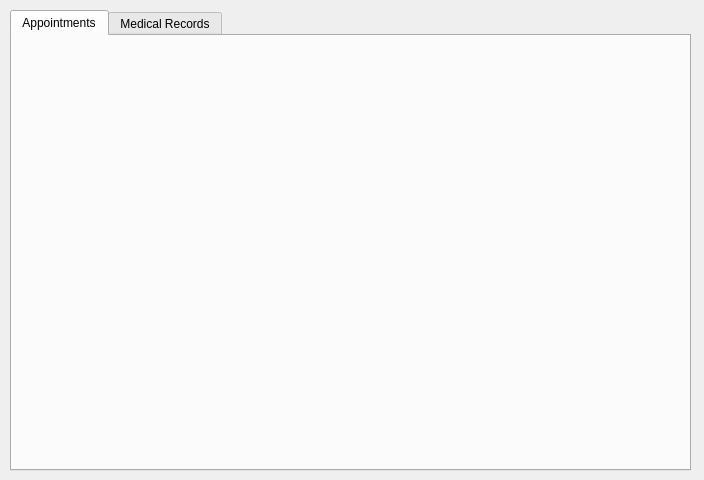
First picture: the form in doctorwindow.ui, repository Moaz-Allam-Flutter/Hospital_System, before the edit.
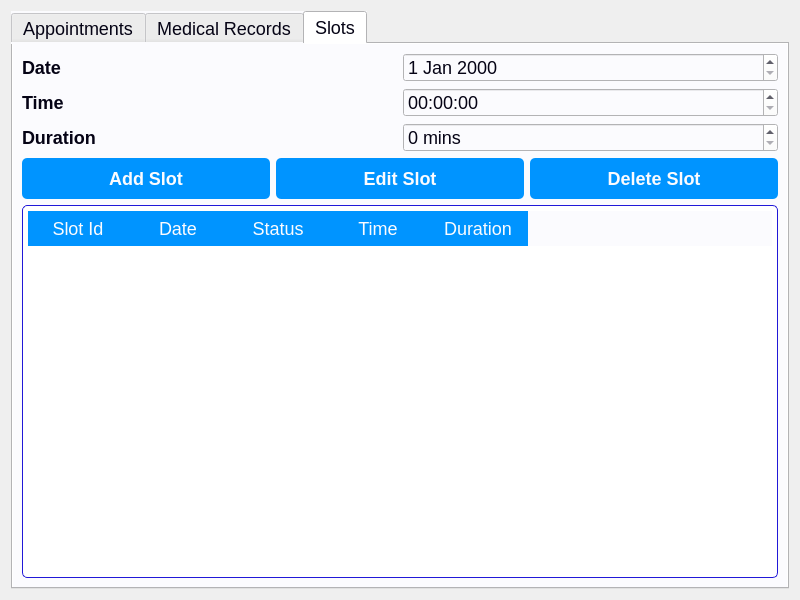
Second picture: the form after the edit. The open tabs and pages were chosen to show the change.

The edit to the form file:
```diff
--- a/doctorwindow.ui
+++ b/doctorwindow.ui
@@ -6,36 +6,332 @@
    <rect>
     <x>0</x>
     <y>0</y>
-    <width>704</width>
-    <height>480</height>
+    <width>800</width>
+    <height>600</height>
    </rect>
   </property>
   <property name="windowTitle">
    <string>Dialog</string>
   </property>
-  <widget class="QTabWidget" name="tabWidget">
-   <property name="geometry">
-    <rect>
-     <x>10</x>
-     <y>10</y>
-     <width>681</width>
-     <height>461</height>
-    </rect>
-   </property>
-   <property name="currentIndex">
-    <number>0</number>
-   </property>
-   <widget class="QWidget" name="tab">
-    <attribute name="title">
-     <string>Appointments</string>
-    </attribute>
-   </widget>
-   <widget class="QWidget" name="tab_2">
-    <attribute name="title">
-     <string>Medical Records</string>
-    </attribute>
-   </widget>
-  </widget>
+  <layout class="QVBoxLayout" name="verticalLayout">
+   <item>
+    <widget class="QTabWidget" name="tabWidget">
+     <property name="styleSheet">
+      <string notr="true">/* General Styles */
+QWidget {
+    background-color: #fbfbfe;
+    font-family: 'Segoe UI', Tahoma, Geneva, Verdana, sans-serif;
+    font-size: 18px;
+    color: #050315;
+}
+
+/* QLabel Styles */
+QLabel {
+    color: #050315;
+    font-size: 18px;
+    font-weight: bold;
+}
+
+/* QLineEdit Styles */
+QLineEdit {
+    background-color: #dedcff;
+    border: 1px solid #2118d8;
+    border-radius: 5px;
+    padding: 5px;
+    font-size: 18px;
+    color: #050315;
+}
+
+/* QTextEdit Styles */
+QTextEdit {
+    background-color: #dedcff;
+    border: 4px solid #2118d8;
+    border-radius: 5px;
+    padding: 5px;
+    font-size: 18px;
+    color: #050315;
+}
+
+/* QTableWidget Styles */
+QTableWidget {
+    background-color: #ffffff;
+    border: 1px solid #2118d8;
+    border-radius: 5px;
+    padding: 5px;
+    font-size: 18px;
+    color: #050315;
+    gridline-color: #2118d8;
+}
+
+QHeaderView::section {
+    background-color: #0094ff;
+    color: #fbfbfe;
+    padding: 5px;
+    border: none;
+}
+
+/* QPushButton Styles */
+QPushButton {
+    background-color: #0094ff;
+    color: #fbfbfe;
+    border: none;
+    border-radius: 5px;
+    padding: 10px 20px;
+    font-size: 18px;
+    font-weight: bold;
+}
+
+QPushButton:hover {
+    background-color: #433bff;
+}
+
+QPushButton:pressed {
+    background-color: #2118d8;
+    padding-left: 15px;
+    padding-top: 15px;
+}
+
+/* Specific Button Styles */
+QPushButton#addAppointmentButton,
+QPushButton#editAppointmentButton,
+QPushButton#deleteAppointmentButton,
+QPushButton#addRecordButton,
+QPushButton#editRecordButton,
+QPushButton#deleteRecordButton,
+QPushButton#addSlotButton,
+QPushButton#editSlotButton,
+QPushButton#deleteSlotButton {
+    background-color: #0094ff;
+    color: #fbfbfe;
+}
+
+QPushButton#addAppointmentButton:hover,
+QPushButton#editAppointmentButton:hover,
+QPushButton#deleteAppointmentButton:hover,
+QPushButton#addRecordButton:hover,
+QPushButton#editRecordButton:hover,
+QPushButton#deleteRecordButton:hover,
+QPushButton#addSlotButton:hover,
+QPushButton#editSlotButton:hover,
+QPushButton#deleteSlotButton:hover {
+    background-color: #433bff;
+}
+
+QPushButton#addAppointmentButton:pressed,
+QPushButton#editAppointmentButton:pressed,
+QPushButton#deleteAppointmentButton:pressed,
+QPushButton#addRecordButton:pressed,
+QPushButton#editRecordButton:pressed,
+QPushButton#deleteRecordButton:pressed,
+QPushButton#addSlotButton:pressed,
+QPushButton#editSlotButton:pressed,
+QPushButton#deleteSlotButton:pressed {
+    background-color: #2118d8;
+    padding-left: 15px;
+    padding-top: 15px;
+}
+</string>
+     </property>
+     <property name="currentIndex">
+      <number>0</number>
+     </property>
+     <widget class="QWidget" name="appointmentsTab">
+      <attribute name="title">
+       <string>Appointments</string>
+      </attribute>
+      <layout class="QVBoxLayout" name="verticalLayout_2">
+       <item>
+        <widget class="QTableWidget" name="tableWidget">
+         <property name="columnCount">
+          <number>3</number>
+         </property>
+         <column>
+          <property name="text">
+           <string>Slot Id</string>
+          </property>
+         </column>
+         <column>
+          <property name="text">
+           <string>Patient Name</string>
+          </property>
+         </column>
+         <column>
+          <property name="text">
+           <string>Contact Number</string>
+          </property>
+         </column>
+        </widget>
+       </item>
+       <item>
+        <layout class="QHBoxLayout" name="buttonsLayout">
+         <item>
+          <widget class="QPushButton" name="deleteAppointmentButton">
+           <property name="text">
+            <string>Cancel Appointment</string>
+           </property>
+          </widget>
+         </item>
+        </layout>
+       </item>
+      </layout>
+     </widget>
+     <widget class="QWidget" name="medicalRecordsTab">
+      <attribute name="title">
+       <string>Medical Records</string>
+      </attribute>
+      <layout class="QVBoxLayout" name="verticalLayout_3">
+       <item>
+        <widget class="QLineEdit" name="searchBar">
+         <property name="placeholderText">
+          <string>Search Patient</string>
+         </property>
+        </widget>
+       </item>
+       <item>
+        <widget class="QTableWidget" name="tableWidget_3">
+         <property name="columnCount">
+          <number>4</number>
+         </property>
+         <column>
+          <property name="text">
+           <string>Patient Name</string>
+          </property>
+         </column>
+         <column>
+          <property name="text">
+           <string>Medical History</string>
+          </property>
+         </column>
+         <column>
+          <property name="text">
+           <string>Current Medication</string>
+          </property>
+         </column>
+         <column>
+          <property name="text">
+           <string>Notes</string>
+          </property>
+         </column>
+        </widget>
+       </item>
+       <item>
+        <layout class="QHBoxLayout" name="buttonsLayout2"/>
+       </item>
+      </layout>
+     </widget>
+     <widget class="QWidget" name="slotsTab">
+      <attribute name="title">
+       <string>Slots</string>
+      </attribute>
+      <layout class="QVBoxLayout" name="verticalLayout_4">
+       <item>
+        <layout class="QHBoxLayout" name="slotDetailsLayout">
+         <item>
+          <widget class="QLabel" name="slotDateLabel">
+           <property name="text">
+            <string>Date</string>
+           </property>
+          </widget>
+         </item>
+         <item>
+          <widget class="QDateEdit" name="slotDateEdit"/>
+         </item>
+        </layout>
+       </item>
+       <item>
+        <layout class="QHBoxLayout" name="slotTimeLayout">
+         <item>
+          <widget class="QLabel" name="slotTimeLabel">
+           <property name="text">
+            <string>Time</string>
+           </property>
+          </widget>
+         </item>
+         <item>
+          <widget class="QTimeEdit" name="slotTimeEdit"/>
+         </item>
+        </layout>
+       </item>
+       <item>
+        <layout class="QHBoxLayout" name="slotDurationLayout">
+         <item>
+          <widget class="QLabel" name="slotDurationLabel">
+           <property name="text">
+            <string>Duration</string>
+           </property>
+          </widget>
+         </item>
+         <item>
+          <widget class="QSpinBox" name="slotDurationSpinBox">
+           <property name="suffix">
+            <string> mins</string>
+           </property>
+          </widget>
+         </item>
+        </layout>
+       </item>
+       <item>
+        <layout class="QHBoxLayout" name="slotButtonsLayout">
+         <item>
+          <widget class="QPushButton" name="addSlotButton">
+           <property name="text">
+            <string>Add Slot</string>
+           </property>
+          </widget>
+         </item>
+         <item>
+          <widget class="QPushButton" name="editSlotButton">
+           <property name="text">
+            <string>Edit Slot</string>
+           </property>
+          </widget>
+         </item>
+         <item>
+          <widget class="QPushButton" name="deleteSlotButton">
+           <property name="text">
+            <string>Delete Slot</string>
+           </property>
+          </widget>
+         </item>
+        </layout>
+       </item>
+       <item>
+        <widget class="QTableWidget" name="tableWidget_2">
+         <property name="columnCount">
+          <number>5</number>
+         </property>
+         <column>
+          <property name="text">
+           <string>Slot Id</string>
+          </property>
+         </column>
+         <column>
+          <property name="text">
+           <string>Date</string>
+          </property>
+         </column>
+         <column>
+          <property name="text">
+           <string>Status</string>
+          </property>
+         </column>
+         <column>
+          <property name="text">
+           <string>Time</string>
+          </property>
+         </column>
+         <column>
+          <property name="text">
+           <string>Duration</string>
+          </property>
+         </column>
+        </widget>
+       </item>
+      </layout>
+     </widget>
+    </widget>
+   </item>
+  </layout>
  </widget>
  <resources/>
  <connections/>
```
Left out of the diff: 2 changed lines with no effect on the pictures.
